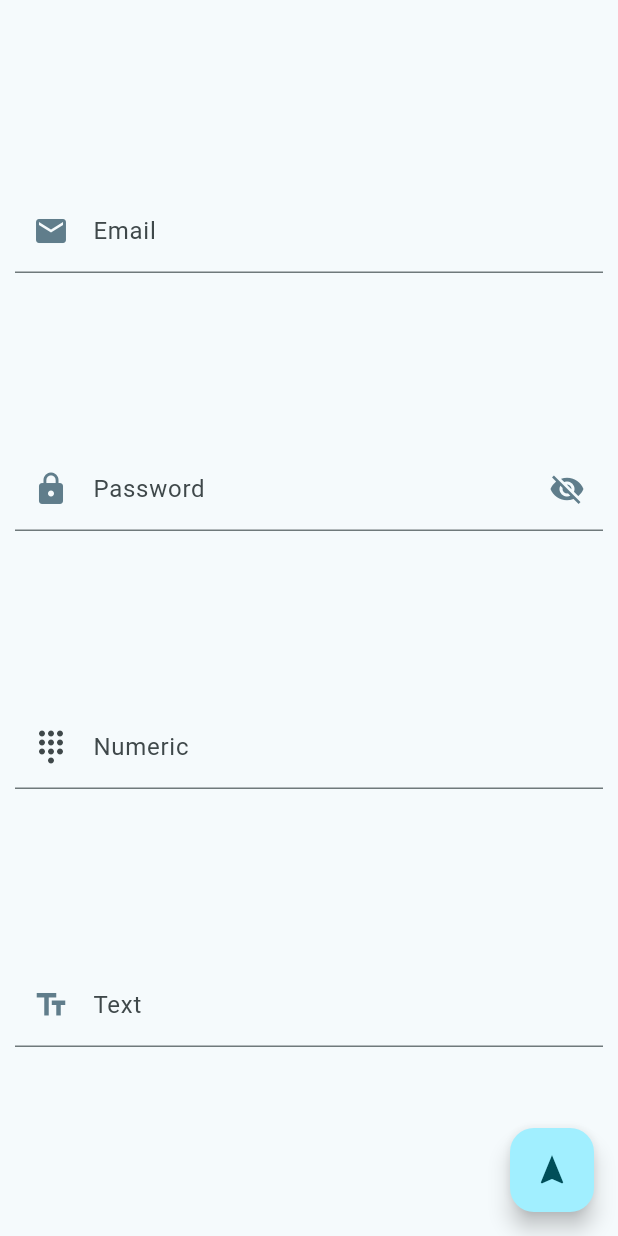
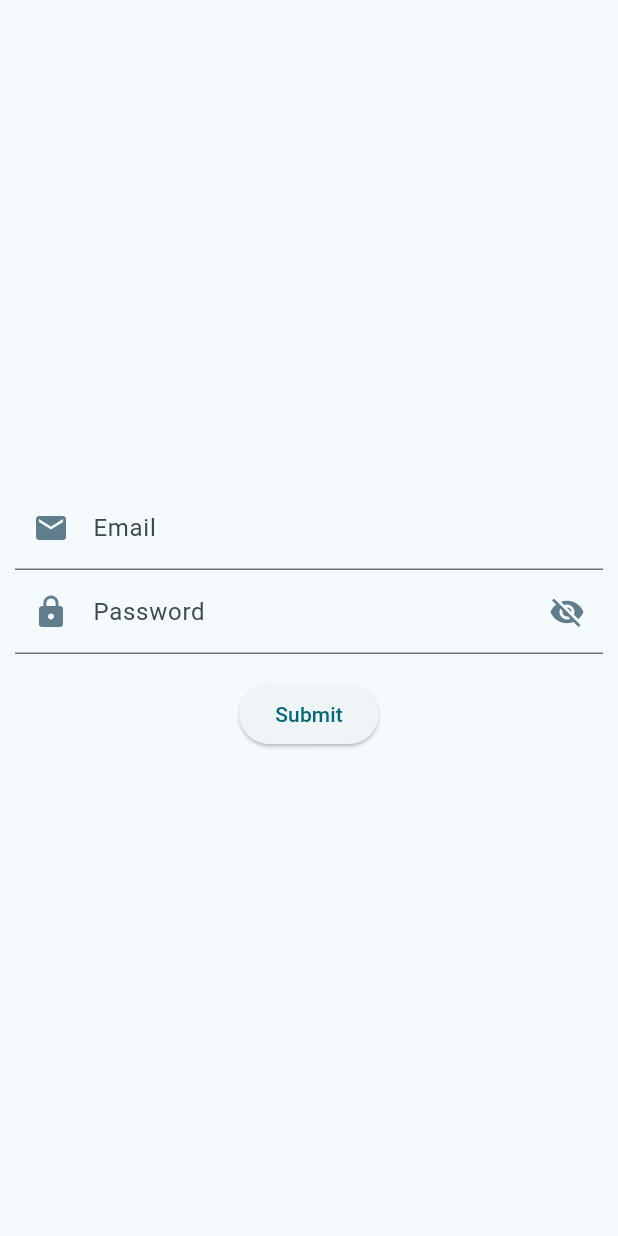
Before and after one commit to jvcss/anotes, a Flutter app: the screen it shows after launch, on a phone screen of 412 x 824 dp. Run offline on Flutter 3.47's test engine with Material 2 defaults, Android fonts, the light colour scheme and no system bars; our stand-ins replace email_validator, firebase_auth, firebase_core, sqflite; accounts and stored records are empty.

Commit message:
add UI forms widget

```diff
--- a/lib/main.dart
+++ b/lib/main.dart
@@ -2,6 +2,7 @@ import 'package:anotes/philanthropy/models/topic_model.dart';
 import 'package:anotes/philanthropy/screens/philanthropy_screen.dart';
 import 'package:anotes/providers/authentication_provider.dart';
 import 'package:anotes/ui/authentication/register_screen.dart';
+import 'package:anotes/ui/components/forms.dart';
 import 'package:anotes/ui/components/inputs.dart';
 import 'package:flutter/material.dart';
 import 'package:provider/provider.dart';
@@ -67,19 +68,27 @@ class Tester extends StatelessWidget {
   Widget build(BuildContext context) {
     final TextEditingController emailController = TextEditingController();
     final TextEditingController passwordController = TextEditingController();
+    // ignore: unused_local_variable
     final TextEditingController numberController = TextEditingController();
+    // ignore: unused_local_variable
     final TextEditingController textController = TextEditingController();
 
     return Scaffold(
-        floatingActionButton: FloatingActionButton(
-          onPressed: () {},
-          child: const Icon(Icons.navigation),
-        ),
         body: Center(
             child: Padding(
                 padding: const EdgeInsets.all(10),
                 child: Column(
                   mainAxisAlignment: MainAxisAlignment.spaceEvenly,
+                  children: [
+                    Forms(
+                        onSubmit: (Map<String, String> values) {
+                          // Handle login logic using the submitted form values
+                          final email = values['email'];
+                          final password = values['password'];
+                          // Perform login authentication and navigation logic
+                          // ignore: avoid_print
+                          print('processed $email, $password');
+                        },
                         children: [
                           Input(
                             label: 'Email',
@@ -91,18 +100,17 @@ class Tester extends StatelessWidget {
                             controller: passwordController,
                             inputType: InputType.password,
                           ),
-                    Input(
-                      label: 'Numeric',
-                      controller: numberController,
-                      inputType: InputType.numeric,
-                      acceptsFloat: true,
+                          const SizedBox(
+                            height: 16,
                           ),
-                    Input(
-                      label: 'Text',
-                      controller: textController,
-                      inputType: InputType.text,
-                      multiline: true,
+                          ElevatedButton(
+                            onPressed: () {
+                              // Trigger form submission
+                              Forms.of(context)?.submitForm();
+                            },
+                            child: const Text('Submit'),
                           ),
+                        ]),
                   ],
                 ))));
   }
--- a/lib/ui/components/forms.dart
+++ b/lib/ui/components/forms.dart
@@ -0,0 +1,49 @@
+import 'package:flutter/material.dart';
+
+class Forms extends StatefulWidget {
+  final Function(Map<String, String>) onSubmit;
+  final List<Widget> children;
+
+  const Forms({
+    Key? key,
+    required this.onSubmit,
+    required this.children,
+  }) : super(key: key);
+
+  static FormsState? of(BuildContext context) {
+    return context.findAncestorStateOfType<FormsState>();
+  }
+
+  @override
+  FormsState createState() => FormsState();
+}
+
+class FormsState extends State<Forms> {
+  final _formKey = GlobalKey<FormState>();
+  final _formValues = <String, String>{};
+
+  @override
+  Widget build(BuildContext context) {
+    return Form(
+      key: _formKey,
+      child: Column(
+        children: [
+          ...widget.children,
+        ],
+      ),
+    );
+  }
+
+  void submitForm() {
+    if (_formKey.currentState!.validate()) {
+      _formKey.currentState!.save();
+      widget.onSubmit(_formValues);
+    }
+  }
+
+  void updateFormValue(String field, String value) {
+    setState(() {
+      _formValues[field] = value;
+    });
+  }
+}
--- a/lib/ui/components/inputs.dart
+++ b/lib/ui/components/inputs.dart
@@ -53,6 +53,7 @@ class _InputState extends State<Input> {
     return TextFormField(
       controller: widget.controller,
       obscureText: false,
+      textInputAction: TextInputAction.next,
       decoration: InputDecoration(
         labelText: widget.label,
         prefixIconColor: Colors.blueGrey,
@@ -157,6 +158,7 @@ class _InputState extends State<Input> {
       controller: widget.controller,
       keyboardType: keyboardType,
       inputFormatters: inputFormatters,
+      textInputAction: TextInputAction.next,
       decoration: InputDecoration(
         labelText: widget.label,
         prefixIcon: const Icon(Icons.dialpad),
```
Also changed, not shown: lib/ui/isolation/components/iso_input.dart (added, +67 -0 lines). Lines whose indentation alone changed are shown as unchanged.
